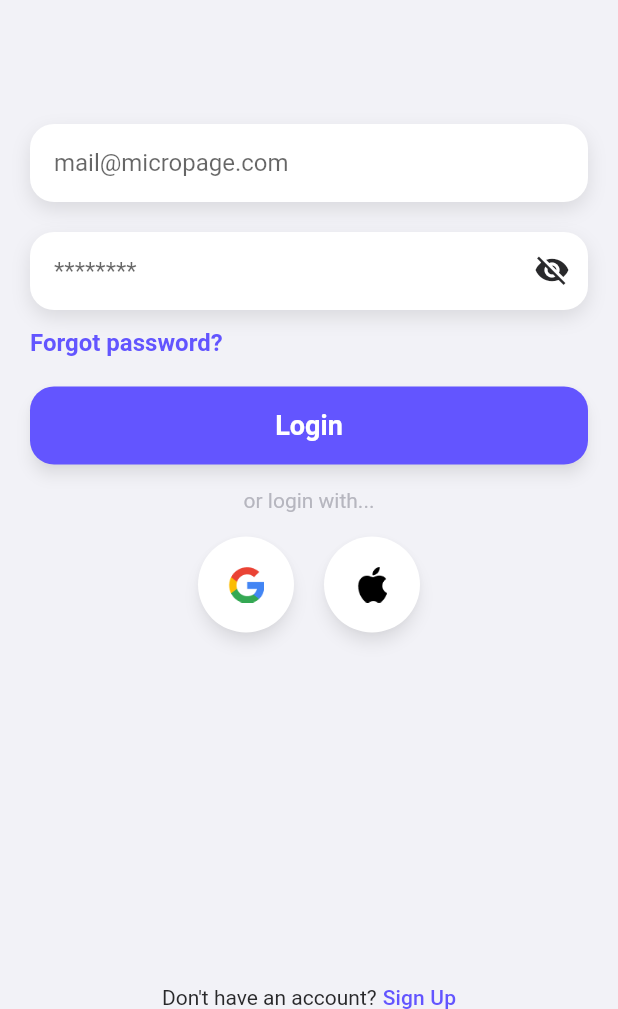
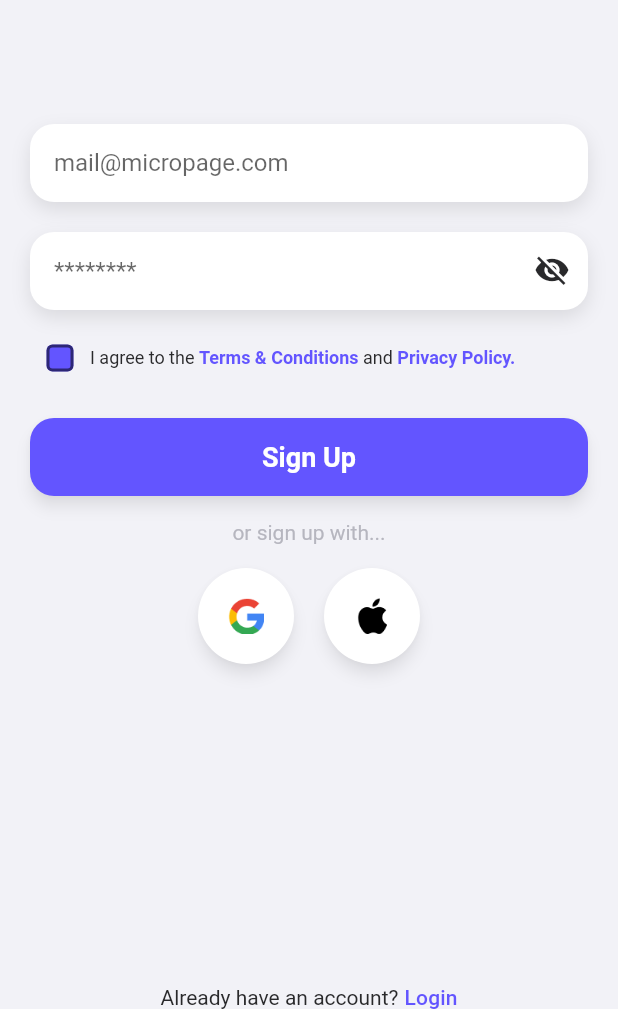
Before and after one commit to namcchan/flutter-chatting, a Flutter app: the screen it shows after launch, on a phone screen of 412 x 824 dp, the part 227-1236 px from its top. Run offline on Flutter 3.47's test engine with Material 2 defaults, Android fonts, the phone set to English and light mode, and no system bars; missing offline and left inert: random_avatar.

Commit message:
Finished register screen UI

```diff
--- a/lib/constants/routes.dart
+++ b/lib/constants/routes.dart
@@ -1,6 +1,7 @@
 class Routes {
   static const String App = '/';
-  static const String login = '/Login';
+  static const String login = '/login';
+  static const String signup = '/signup';
   static const String chats = '/chats';
   static const String chat = '/chat';
   static const String chatInfo = '/chat_info';
--- a/lib/main.dart
+++ b/lib/main.dart
@@ -36,7 +36,7 @@ class _MyAppState extends State<MyApp> {
       onGenerateInitialRoutes: (initialRoute) {
         return [
           AppRoutes.generateRoute(const RouteSettings(
-            name: Routes.login,
+            name: Routes.signup,
           ))!,
         ];
       },
--- a/lib/routes.dart
+++ b/lib/routes.dart
@@ -1,4 +1,5 @@
 import 'package:flutter/material.dart';
+import 'package:flutter_chat_app/screens/authentication/signup_screen.dart';
 import 'screens/authentication/login_screen.dart';
 import 'screens/chat/chat_detail_screen.dart';
 import 'screens/app_screen.dart';
@@ -21,6 +22,13 @@ class AppRoutes {
           settings: const RouteSettings(name: Routes.login),
           builder: (context) {
             return const LoginScreen();
+          },
+        );
+      case Routes.signup:
+        return MaterialPageRoute(
+          settings: const RouteSettings(name: Routes.signup),
+          builder: (context) {
+            return const SignUpScreen();
           },
         );
       case Routes.chatInfo:
--- /dev/null
+++ b/lib/screens/authentication/signup_screen.dart
@@ -0,0 +1,192 @@
+import 'package:flutter/material.dart';
+import 'package:flutter_chat_app/constants/theme.dart';
+import 'package:flutter_chat_app/widgets/image_button.dart';
+import 'package:flutter_chat_app/widgets/input.dart';
+
+import '../../widgets/button.dart';
+
+class SignUpScreen extends StatefulWidget {
+  const SignUpScreen({Key? key}) : super(key: key);
+
+  @override
+  State<SignUpScreen> createState() => _SignUpScreenState();
+}
+
+class _SignUpScreenState extends State<SignUpScreen> {
+  bool _passwordVisible = false;
+  bool _checked = false;
+
+  _onChange(bool? value) {
+    setState(() {
+      _checked = value ?? false;
+    });
+  }
+
+  Color getColor(Set<MaterialState> states) {
+    const Set<MaterialState> interactiveStates = <MaterialState>{
+      MaterialState.pressed,
+      MaterialState.hovered,
+      MaterialState.focused,
+    };
+    if (states.any(interactiveStates.contains)) {
+      return AppTheme.primary1;
+    }
+    return AppTheme.primary1;
+  }
+
+  @override
+  Widget build(BuildContext context) {
+    return Scaffold(
+      backgroundColor: const Color(0xffF2F2F7),
+      body: SafeArea(
+        child: Padding(
+          padding: const EdgeInsets.only(left: 20, right: 20),
+          child: Column(
+            mainAxisAlignment: MainAxisAlignment.center,
+            children: [
+              Expanded(
+                flex: 1,
+                child: Column(
+                  crossAxisAlignment: CrossAxisAlignment.center,
+                  mainAxisAlignment: MainAxisAlignment.center,
+                  children: [
+                    Image.asset('assets/logo.png', width: 120, height: 100),
+                  ],
+                ),
+              ),
+              Expanded(
+                flex: 3,
+                child: Column(
+                  mainAxisAlignment: MainAxisAlignment.start,
+                  children: [
+                    const SizedBox(height: 32),
+                    const Input(hintText: 'mail@micropage.com'),
+                    const SizedBox(height: 20),
+                    Input(
+                      obscureText: true,
+                      hintText: '********',
+                      suffixIcon: IconButton(
+                        icon: Icon(
+                          _passwordVisible
+                              ? Icons.visibility
+                              : Icons.visibility_off,
+                          color: AppTheme.neutral1,
+                        ),
+                        onPressed: () {
+                          setState(() {
+                            _passwordVisible = !_passwordVisible;
+                          });
+                        },
+                      ),
+                    ),
+                    const SizedBox(height: 12),
+                    Row(
+                      textDirection: TextDirection.ltr,
+                      children: [
+                        Theme(
+                          data: ThemeData(
+                            checkboxTheme: CheckboxThemeData(
+                              shape: RoundedRectangleBorder(
+                                borderRadius: BorderRadius.circular(4),
+                              ),
+                            ),
+                          ),
+                          child: Checkbox(
+                            materialTapTargetSize:
+                                MaterialTapTargetSize.shrinkWrap,
+                            value: _checked,
+                            onChanged: _onChange,
+                            checkColor: Colors.white,
+                            fillColor: MaterialStateProperty.resolveWith(
+                              getColor,
+                            ),
+                          ),
+                        ),
+                        Flexible(
+                          child: Row(
+                            children: [
+                              Text("I agree to the ",
+                                  style: Theme.of(context).textTheme.bodySmall),
+                              InkWell(
+                                child: Text(
+                                  'Terms & Conditions',
+                                  style: Theme.of(context)
+                                      .textTheme
+                                      .bodySmall
+                                      ?.copyWith(
+                                          color: AppTheme.primary1,
+                                          fontWeight: FontWeight.w600),
+                                ),
+                              ),
+                              Text(
+                                " and ",
+                                style: Theme.of(context).textTheme.bodySmall,
+                              ),
+                              InkWell(
+                                child: Text(
+                                  'Privacy Policy.',
+                                  style: Theme.of(context)
+                                      .textTheme
+                                      .bodySmall
+                                      ?.copyWith(
+                                          color: AppTheme.primary1,
+                                          fontWeight: FontWeight.w600),
+                                ),
+                              ),
+                            ],
+                          ),
+                        ),
+                      ],
+                    ),
+                    const SizedBox(height: 20),
+                    Button(
+                      title: "Sign Up",
+                      onPressed: () => {},
+                    ),
+                    const Padding(
+                      padding: EdgeInsets.symmetric(vertical: 16.0),
+                      child: Text(
+                        "or sign up with...",
+                        style: TextStyle(color: AppTheme.neutral5),
+                      ),
+                    ),
+                    Row(
+                      mainAxisAlignment: MainAxisAlignment.center,
+                      children: [
+                        ImageButton(
+                          onPressed: () => {},
+                          imagePath: 'assets/images/google.png',
+                        ),
+                        const SizedBox(width: 20),
+                        ImageButton(
+                          onPressed: () => {},
+                          imagePath: 'assets/images/apple.png',
+                        )
+                      ],
+                    ),
+                  ],
+                ),
+              ),
+              Row(
+                mainAxisAlignment: MainAxisAlignment.center,
+                children: [
+                  const Text("Already have an account?"),
+                  const SizedBox(width: 4),
+                  InkWell(
+                    child: Text(
+                      "Login",
+                      style: Theme.of(context)
+                          .textTheme
+                          .titleSmall
+                          ?.copyWith(color: AppTheme.primary1),
+                    ),
+                  ),
+                ],
+              )
+            ],
+          ),
+        ),
+      ),
+    );
+  }
+}
```
